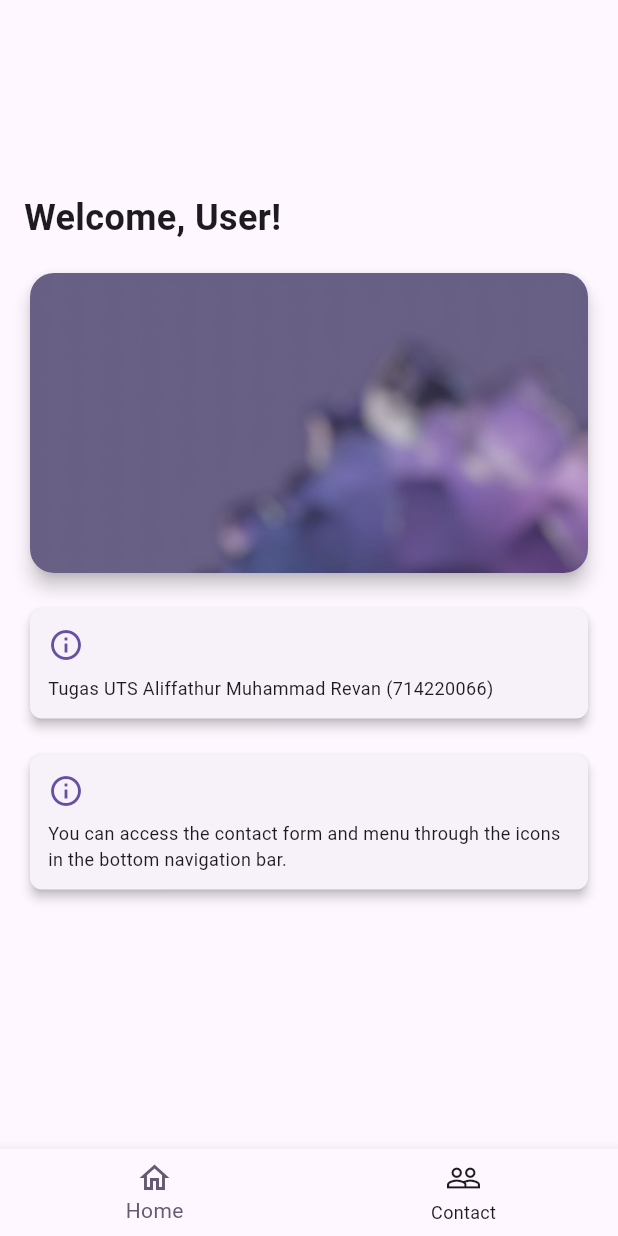
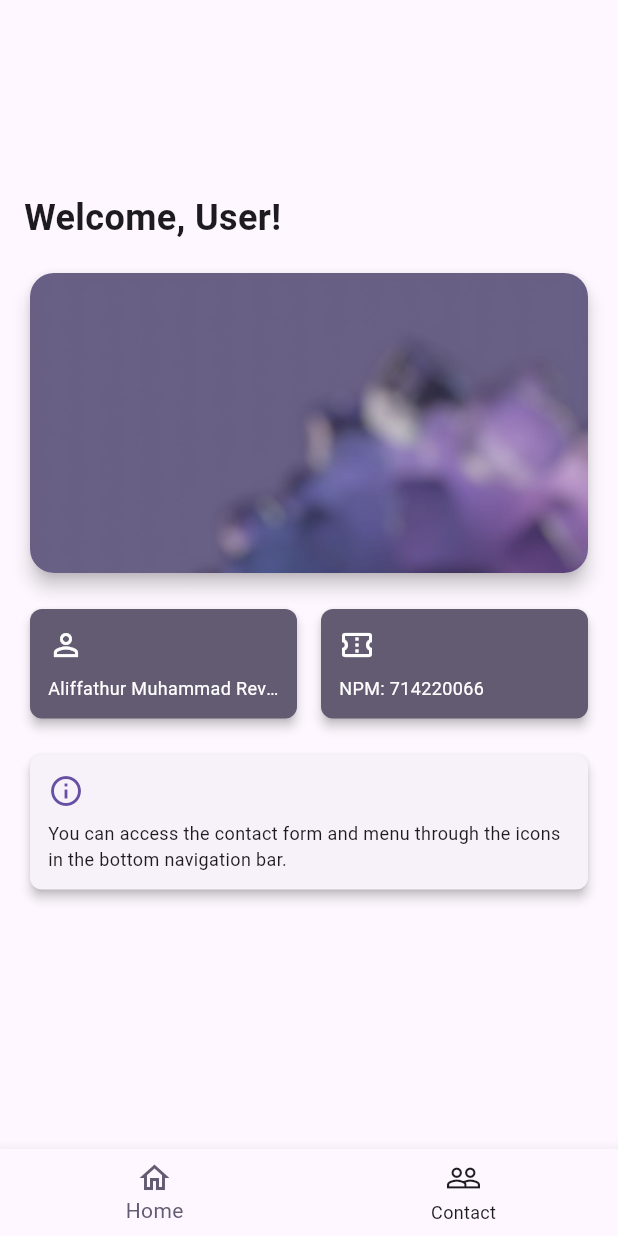
Before and after one commit to SchoolAF/UTS_PIV, a Flutter app: the screen it shows after launch, on a phone screen of 412 x 824 dp. Run offline on Flutter 3.47's test engine with Material 3 defaults, Android fonts, the phone set to English and light mode, and no system bars; our stand-ins replace file_picker, flutter_colorpicker.

Commit message:
Remove card and rurn into tiles
Signed-off-by: HeroBuxx <me@herobuxx.me>

```diff
--- a/lib/homepage.dart
+++ b/lib/homepage.dart
@@ -37,36 +37,88 @@ class Homepage extends StatelessWidget {
               ),
             ),
             SizedBox(height: 16),
-            Container(
-              width: double.infinity,
+            // 2x1 tiles instead of the first info card
+            Row(
+              mainAxisAlignment: MainAxisAlignment.spaceBetween,
+              children: [
+                // Tile 1: Name
+                Expanded(
                   child: Card(
                     elevation: 3,
                     shape: RoundedRectangleBorder(
                       borderRadius: BorderRadius.circular(8),
                     ),
+                    color: Theme.of(context)
+                        .colorScheme
+                        .secondary, // Set accent color as background
                     child: Padding(
                       padding: const EdgeInsets.all(12.0),
                       child: Column(
                         crossAxisAlignment: CrossAxisAlignment.start,
                         children: [
                           Icon(
-                        Icons.info_outline,
-                        color: Theme.of(context).colorScheme.primary,
+                            Icons.person_outline,
+                            color: Theme.of(context)
+                                .colorScheme
+                                .onSecondary, // Adjust icon color
                           ),
                           SizedBox(height: 8),
                           Text(
-                        'Tugas UTS Aliffathur Muhammad Revan (714220066)',
+                            'Aliffathur Muhammad Revan',
                             style: TextStyle(
-                          color: Theme.of(context).textTheme.bodyLarge?.color,
+                              color: Theme.of(context)
+                                  .colorScheme
+                                  .onSecondary, // Adjust text color
                               fontSize: 12,
                             ),
-                        maxLines: 2,
+                            maxLines: 1,
                             overflow: TextOverflow.ellipsis,
                           ),
                         ],
                       ),
                     ),
                   ),
+                ),
+                SizedBox(width: 8),
+                // Tile 2: NPM
+                Expanded(
+                  child: Card(
+                    elevation: 3,
+                    shape: RoundedRectangleBorder(
+                      borderRadius: BorderRadius.circular(8),
+                    ),
+                    color: Theme.of(context)
+                        .colorScheme
+                        .secondary, // Set accent color as background
+                    child: Padding(
+                      padding: const EdgeInsets.all(12.0),
+                      child: Column(
+                        crossAxisAlignment: CrossAxisAlignment.start,
+                        children: [
+                          Icon(
+                            Icons.confirmation_number_outlined,
+                            color: Theme.of(context)
+                                .colorScheme
+                                .onSecondary, // Adjust icon color
+                          ),
+                          SizedBox(height: 8),
+                          Text(
+                            'NPM: 714220066',
+                            style: TextStyle(
+                              color: Theme.of(context)
+                                  .colorScheme
+                                  .onSecondary, // Adjust text color
+                              fontSize: 12,
+                            ),
+                            maxLines: 1,
+                            overflow: TextOverflow.ellipsis,
+                          ),
+                        ],
+                      ),
+                    ),
+                  ),
+                ),
+              ],
             ),
             SizedBox(height: 16),
             Container(
```
Lines whose indentation alone changed are shown as unchanged.
